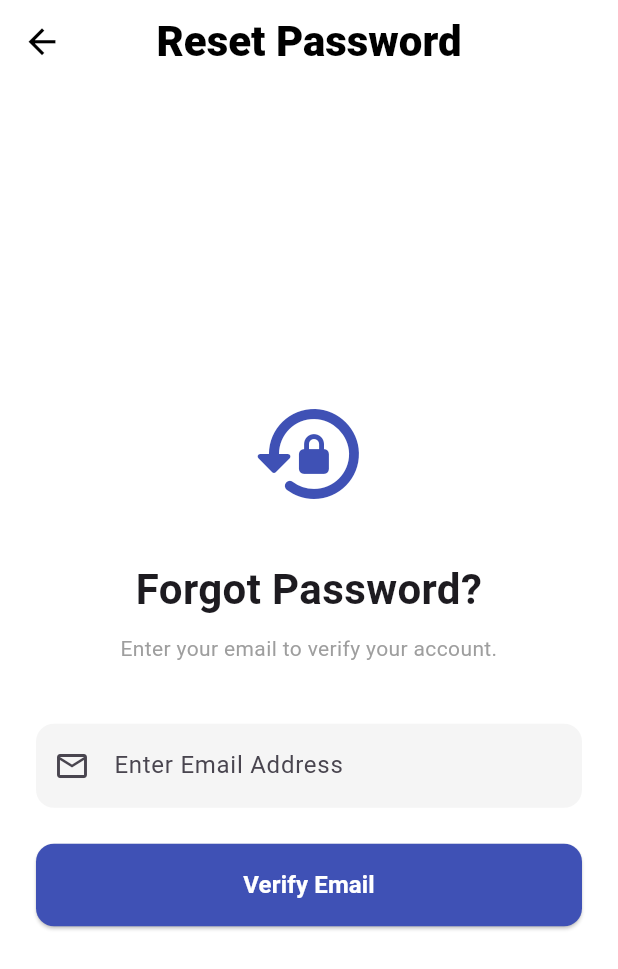
After one commit to piyush-143/news_app, a Flutter app: the screen it shows after launch, after a tap on "Forgot Password?", on a phone screen of 412 x 824 dp. The commit adds this screen. Shown: the top 969 px of the screen. Run offline on Flutter 3.47's test engine with Material 3 defaults, Android fonts, the phone set to English and light mode, and no system bars; our stand-ins replace flutter_spinkit, google_nav_bar, image_picker, shared_preferences, sqflite, webview_flutter; accounts and stored records are empty.

Commit message:
forgot password added

```diff
--- a/lib/services/db_service.dart
+++ b/lib/services/db_service.dart
@@ -88,6 +88,12 @@ class DbService {
     return null;
   }
 
+  // Backwards compatibility
+  Future<String?> getUserName(String email) async {
+    var data = await getUserDetails(email);
+    return data?[columnName] as String?;
+  }
+
   // --- Update User Profile (Name, Email) ---
   Future<bool> updateUserProfile({
     required String oldEmail,
@@ -135,6 +141,22 @@ class DbService {
     }
   }
 
+  // --- Reset Password (New Feature) ---
+  Future<bool> updatePassword(String email, String newPassword) async {
+    var db = await getDb();
+    try {
+      int rowsEffected = await db.update(
+        tableName,
+        {columnPass: newPassword},
+        where: "$columnEmail = ?",
+        whereArgs: [email],
+      );
+      return rowsEffected > 0;
+    } catch (e) {
+      return false;
+    }
+  }
+
   // --- Update Data (Dark Mode) ---
   Future<bool> updateDbData({
     required bool darkMode,
--- a/lib/view_models/db_view_model.dart
+++ b/lib/view_models/db_view_model.dart
@@ -18,6 +18,8 @@ class DbViewModel with ChangeNotifier {
   // --- UI State: Password Visibility ---
   bool _isLoginPasswordVisible = false;
   bool _isSignupPasswordVisible = false;
+  bool _isForgotPasswordVisible = false;
+  bool _isForgotConfirmPasswordVisible = false;
 
   bool get isLoggedIn => _isLoggedIn;
   String? get currentUserEmail => _currentUserEmail;
@@ -25,6 +27,8 @@ class DbViewModel with ChangeNotifier {
 
   bool get isLoginPasswordVisible => _isLoginPasswordVisible;
   bool get isSignupPasswordVisible => _isSignupPasswordVisible;
+  bool get isForgotPasswordVisible => _isForgotPasswordVisible;
+  bool get isForgotConfirmPasswordVisible => _isForgotConfirmPasswordVisible;
 
   /// Helper to set loading state
   void setLoading(bool loading) {
@@ -33,6 +37,7 @@ class DbViewModel with ChangeNotifier {
   }
 
   // --- Password Visibility Toggles ---
+
   void toggleLoginPasswordVisibility() {
     _isLoginPasswordVisible = !_isLoginPasswordVisible;
     notifyListeners();
@@ -40,6 +45,16 @@ class DbViewModel with ChangeNotifier {
 
   void toggleSignupPasswordVisibility() {
     _isSignupPasswordVisible = !_isSignupPasswordVisible;
+    notifyListeners();
+  }
+
+  void toggleForgotPasswordVisibility() {
+    _isForgotPasswordVisible = !_isForgotPasswordVisible;
+    notifyListeners();
+  }
+
+  void toggleForgotConfirmPasswordVisibility() {
+    _isForgotConfirmPasswordVisible = !_isForgotConfirmPasswordVisible;
     notifyListeners();
   }
 
@@ -71,6 +86,24 @@ class DbViewModel with ChangeNotifier {
     }
     setLoading(false);
     return exists;
+  }
+
+  /// Check if Email Exists (For Forgot Password)
+  Future<bool> checkEmailExists(String email) async {
+    setLoading(true);
+    await Future.delayed(const Duration(milliseconds: 500)); // Simulate network
+    final user = await _dbService.getUserDetails(email);
+    setLoading(false);
+    return user != null;
+  }
+
+  /// Reset Password Logic
+  Future<bool> resetPassword(String email, String newPassword) async {
+    setLoading(true);
+    await Future.delayed(const Duration(milliseconds: 500));
+    bool success = await _dbService.updatePassword(email, newPassword);
+    setLoading(false);
+    return success;
   }
 
   /// Update Profile Logic
--- /dev/null
+++ b/lib/views/auth/forgot_password_screen.dart
@@ -0,0 +1,310 @@
+import 'package:flutter/material.dart';
+import 'package:provider/provider.dart';
+
+import '../../view_models/db_view_model.dart';
+import '../../widgets/custom_loader.dart';
+import '../../widgets/custom_snack_bar.dart';
+
+class ForgotPasswordScreen extends StatefulWidget {
+  const ForgotPasswordScreen({super.key});
+
+  @override
+  State<ForgotPasswordScreen> createState() => _ForgotPasswordScreenState();
+}
+
+class _ForgotPasswordScreenState extends State<ForgotPasswordScreen> {
+  final _formKey = GlobalKey<FormState>();
+  final _emailController = TextEditingController();
+  final _passwordController = TextEditingController();
+  final _confirmPasswordController = TextEditingController();
+
+  final FocusNode _emailFocusNode = FocusNode();
+  final FocusNode _passFocusNode = FocusNode();
+  final FocusNode _confirmPassFocusNode = FocusNode();
+
+  // Stage 0: Enter Email, Stage 1: Reset Password
+  int _currentStage = 0;
+  String? _verifiedEmail;
+
+  @override
+  void dispose() {
+    _emailController.dispose();
+    _passwordController.dispose();
+    _confirmPasswordController.dispose();
+    _emailFocusNode.dispose();
+    _passFocusNode.dispose();
+    _confirmPassFocusNode.dispose();
+    super.dispose();
+  }
+
+  Future<void> _handleVerifyEmail() async {
+    FocusScope.of(context).unfocus();
+    if (_formKey.currentState!.validate()) {
+      final dbVM = context.read<DbViewModel>();
+      final exists = await dbVM.checkEmailExists(_emailController.text.trim());
+
+      if (!mounted) return;
+
+      if (exists) {
+        setState(() {
+          _verifiedEmail = _emailController.text.trim();
+          _currentStage = 1;
+        });
+        CustomSnackBar.showSuccess(
+          context,
+          "Email verified. Set new password.",
+        );
+      } else {
+        CustomSnackBar.showError(context, "Email not found in our records.");
+      }
+    }
+  }
+
+  Future<void> _handleResetPassword() async {
+    FocusScope.of(context).unfocus();
+    if (_formKey.currentState!.validate()) {
+      if (_passwordController.text != _confirmPasswordController.text) {
+        CustomSnackBar.showError(context, "Passwords do not match");
+        return;
+      }
+
+      final dbVM = context.read<DbViewModel>();
+      final success = await dbVM.resetPassword(
+        _verifiedEmail!,
+        _passwordController.text.trim(),
+      );
+
+      if (!mounted) return;
+
+      if (success) {
+        CustomSnackBar.showSuccess(
+          context,
+          "Password reset successful! Please Login.",
+        );
+        Navigator.pop(context); // Go back to login
+      } else {
+        CustomSnackBar.showError(context, "Failed to reset password.");
+      }
+    }
+  }
+
+  @override
+  Widget build(BuildContext context) {
+    final isDark = Theme.of(context).brightness == Brightness.dark;
+    final isLoading = context.watch<DbViewModel>().isLoading;
+    final dbVM = context.watch<DbViewModel>();
+
+    return Scaffold(
+      appBar: AppBar(title: const Text("Reset Password"), centerTitle: true),
+      body: GestureDetector(
+        onTap: () => FocusScope.of(context).requestFocus(FocusNode()),
+        child: Center(
+          child: SingleChildScrollView(
+            padding: const EdgeInsets.all(24.0),
+            child: Form(
+              key: _formKey,
+              child: Column(
+                mainAxisAlignment: MainAxisAlignment.center,
+                crossAxisAlignment: CrossAxisAlignment.stretch,
+                children: [
+                  Icon(
+                    Icons.lock_reset_rounded,
+                    size: 80,
+                    color: isDark ? Colors.white : Colors.indigo,
+                  ),
+                  const SizedBox(height: 30),
+
+                  if (_currentStage == 0) ...[
+                    // --- STAGE 0: Verify Email ---
+                    const Text(
+                      "Forgot Password?",
+                      textAlign: TextAlign.center,
+                      style: TextStyle(
+                        fontSize: 28,
+                        fontWeight: FontWeight.bold,
+                      ),
+                    ),
+                    const SizedBox(height: 10),
+                    const Text(
+                      "Enter your email to verify your account.",
+                      textAlign: TextAlign.center,
+                      style: TextStyle(color: Colors.grey),
+                    ),
+                    const SizedBox(height: 40),
+
+                    TextFormField(
+                      controller: _emailController,
+                      focusNode: _emailFocusNode,
+                      validator: (value) {
+                        if (value == null || value.isEmpty) {
+                          return 'Please enter your email';
+                        }
+                        if (!value.contains('@')) return 'Invalid email format';
+                        return null;
+                      },
+                      decoration: InputDecoration(
+                        prefixIcon: const Icon(Icons.email_outlined),
+                        hintText: "Enter Email Address",
+                        filled: true,
+                        fillColor: isDark
+                            ? const Color(0xFF1E1E1E)
+                            : Colors.grey.shade100,
+                        border: OutlineInputBorder(
+                          borderRadius: BorderRadius.circular(12),
+                          borderSide: BorderSide.none,
+                        ),
+                      ),
+                    ),
+                    const SizedBox(height: 24),
+
+                    ElevatedButton(
+                      onPressed: isLoading ? null : _handleVerifyEmail,
+                      style: ElevatedButton.styleFrom(
+                        backgroundColor: Colors.indigo,
+                        foregroundColor: Colors.white,
+                        padding: const EdgeInsets.symmetric(vertical: 16),
+                        shape: RoundedRectangleBorder(
+                          borderRadius: BorderRadius.circular(12),
+                        ),
+                      ),
+                      child: isLoading
+                          ? const CustomLoader(color: Colors.white, size: 30)
+                          : const Text(
+                              "Verify Email",
+                              style: TextStyle(
+                                fontSize: 16,
+                                fontWeight: FontWeight.bold,
+                              ),
+                            ),
+                    ),
+                  ] else ...[
+                    // --- STAGE 1: Set New Password ---
+                    Text(
+                      "Reset for $_verifiedEmail",
+                      textAlign: TextAlign.center,
+                      style: const TextStyle(
+                        fontSize: 18,
+                        fontWeight: FontWeight.bold,
+                      ),
+                    ),
+                    const SizedBox(height: 40),
+
+                    TextFormField(
+                      controller: _passwordController,
+                      focusNode: _passFocusNode,
+                      obscureText: !dbVM.isForgotPasswordVisible,
+                      validator: (value) {
+                        if (value == null || value.isEmpty) {
+                          return 'Enter new password';
+                        }
+                        if (value.length < 6) return 'Min 6 characters';
+                        return null;
+                      },
+                      decoration: InputDecoration(
+                        prefixIcon: const Icon(Icons.lock_outline),
+                        suffixIcon: IconButton(
+                          icon: Icon(
+                            dbVM.isForgotPasswordVisible
+                                ? Icons.visibility
+                                : Icons.visibility_off,
+                          ),
+                          onPressed: () {
+                            context
+                                .read<DbViewModel>()
+                                .toggleForgotPasswordVisibility();
+                          },
+                        ),
+                        hintText: "New Password",
+                        filled: true,
+                        fillColor: isDark
+                            ? const Color(0xFF1E1E1E)
+                            : Colors.grey.shade100,
+                        border: OutlineInputBorder(
+                          borderRadius: BorderRadius.circular(12),
+                          borderSide: BorderSide.none,
+                        ),
+                      ),
+                    ),
+                    const SizedBox(height: 16),
+                    TextFormField(
+                      controller: _confirmPasswordController,
+                      focusNode: _confirmPassFocusNode,
+                      obscureText: !dbVM.isForgotConfirmPasswordVisible,
+
+                      validator: (value) {
+                        if (value == null || value.isEmpty) {
+                          return 'Confirm new password';
+                        }
+                        if (value != _passwordController.text) {
+                          return 'Passwords do not match';
+                        }
+                        return null;
+                      },
+                      decoration: InputDecoration(
+                        prefixIcon: const Icon(Icons.lock_clock_outlined),
+                        suffixIcon: IconButton(
+                          icon: Icon(
+                            dbVM.isForgotConfirmPasswordVisible
+                                ? Icons.visibility
+                                : Icons.visibility_off,
+                          ),
+                          onPressed: () {
+                            context
+                                .read<DbViewModel>()
+                                .toggleForgotConfirmPasswordVisibility();
+                          },
+                        ),
+                        hintText: "Confirm Password",
+                        filled: true,
+                        fillColor: isDark
+                            ? const Color(0xFF1E1E1E)
+                            : Colors.grey.shade100,
+                        border: OutlineInputBorder(
+                          borderRadius: BorderRadius.circular(12),
+                          borderSide: BorderSide.none,
+                        ),
+                      ),
+                    ),
+                    const SizedBox(height: 24),
+
+                    ElevatedButton(
+                      onPressed: isLoading ? null : _handleResetPassword,
+                      style: ElevatedButton.styleFrom(
+                        backgroundColor: Colors.green,
+                        foregroundColor: Colors.white,
+                        padding: const EdgeInsets.symmetric(vertical: 16),
+                        shape: RoundedRectangleBorder(
+                          borderRadius: BorderRadius.circular(12),
+                        ),
+                      ),
+                      child: isLoading
+                          ? const CustomLoader(color: Colors.white, size: 30)
+                          : const Text(
+                              "Reset Password",
+                              style: TextStyle(
+                                fontSize: 16,
+                                fontWeight: FontWeight.bold,
+                              ),
+                            ),
+                    ),
+                    const SizedBox(height: 10),
+                    TextButton(
+                      onPressed: () {
+                        setState(() {
+                          _currentStage = 0;
+                          _passwordController.clear();
+                          _confirmPasswordController.clear();
+                        });
+                      },
+                      child: const Text("Use different email"),
+                    ),
+                  ],
+                ],
+              ),
+            ),
+          ),
+        ),
+      ),
+    );
+  }
+}
--- a/lib/views/auth/login_screen.dart
+++ b/lib/views/auth/login_screen.dart
@@ -6,6 +6,7 @@ import '../../view_models/db_view_model.dart';
 import '../../widgets/custom_loader.dart';
 import '../../widgets/custom_snack_bar.dart';
 import '../home/main_controller.dart';
+import 'forgot_password_screen.dart'; // Import Forgot Password Screen
 
 class LoginScreen extends StatefulWidget {
   const LoginScreen({super.key});
@@ -50,7 +51,6 @@ class _LoginScreenState extends State<LoginScreen> {
           MaterialPageRoute(builder: (context) => const MainWrapper()),
         );
       } else {
-        // Use CustomSnackBar
         CustomSnackBar.showError(context, "Invalid email or password");
       }
     }
@@ -190,7 +190,33 @@ class _LoginScreenState extends State<LoginScreen> {
                         ),
                       ),
                     ),
-                    const SizedBox(height: 24),
+
+                    // --- Forgot Password Button ---
+                    Align(
+                      alignment: Alignment.centerRight,
+                      child: TextButton(
+                        onPressed: () {
+                          // Clear focus before navigating
+                          FocusScope.of(context).requestFocus(FocusNode());
+                          Navigator.push(
+                            context,
+                            MaterialPageRoute(
+                              builder: (context) =>
+                                  const ForgotPasswordScreen(),
+                            ),
+                          );
+                        },
+                        child: const Text(
+                          "Forgot Password?",
+                          style: TextStyle(
+                            color: Colors.indigo,
+                            fontWeight: FontWeight.bold,
+                          ),
+                        ),
+                      ),
+                    ),
+
+                    const SizedBox(height: 10),
                     ElevatedButton(
                       onPressed: isLoading ? null : _handleLogin,
                       style: ElevatedButton.styleFrom(
```
Also changed, not shown: lib/views/home/testing.dart (deleted, +0 -118 lines).
